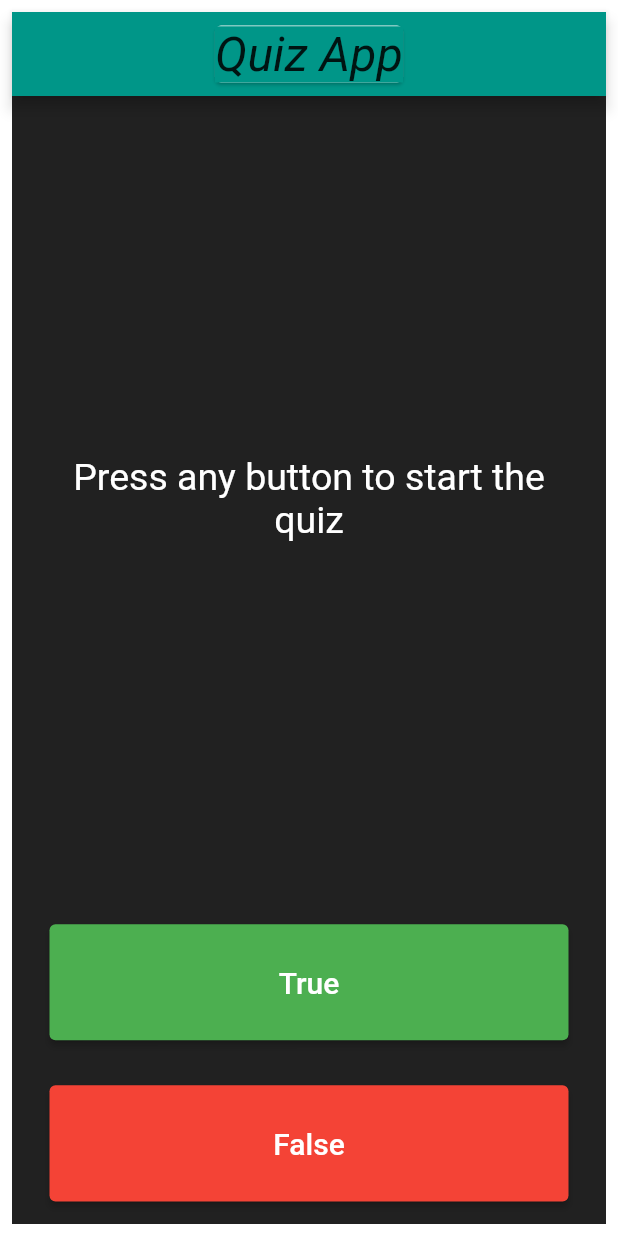
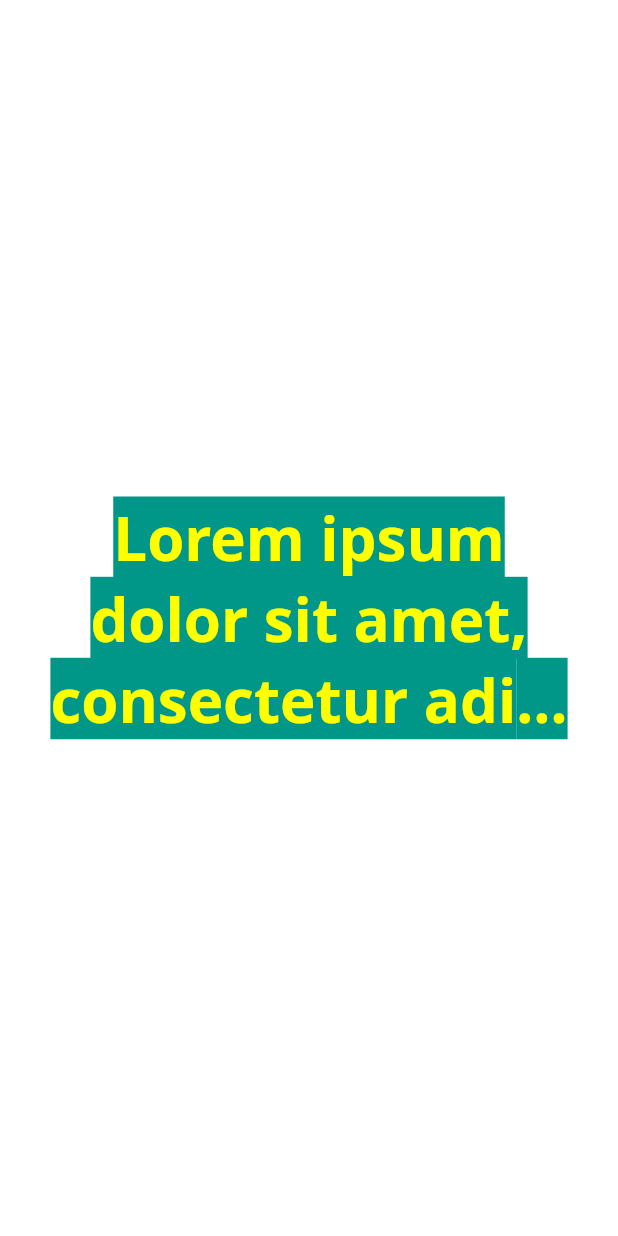
Before and after one commit to Varanasi-Software-Junction/VSJ-Flutter, a Flutter app: the screen it shows after launch, on a phone screen of 412 x 824 dp. Run offline on Flutter 3.47's test engine with Material 2 defaults, Android fonts, the phone set to English and light mode, and no system bars; Roboto replaces fonts that are missing (Open Sans).

Commit message:
Explaining Flutter Text

```diff
--- a/lib/main.dart
+++ b/lib/main.dart
@@ -1,192 +1,28 @@
-import 'dart:ui';
+import 'package:flutter/material.dart';
 
-import 'package:flutter/material.dart';
-import 'package:google_fonts/google_fonts.dart';
 void main() {
-  runApp(VSJQuizApp());
-}
+  runApp(
+    MaterialApp(
+      home: Center(
+        child: Padding(
+          padding: const EdgeInsets.all(30.0),
+          child: Text(
+            "Lorem ipsum dolor sit amet, \nconsectetur adipiscing elit, sed do eiusmod tempor incididunt ut labore et dolore magna aliqua. Ut enim ad minim veniam, quis nostrud exercitation ullamco laboris nisi ut aliquip ex ea commodo consequat. Duis aute irure dolor in reprehenderit in voluptate velit esse cillum dolore eu fugiat nulla pariatur. Excepteur sint occaecat cupidatat non proident, sunt in culpa qui officia deserunt mollit anim id est laborum",
+            maxLines: 3,
+            overflow: TextOverflow.ellipsis,
+            textAlign: TextAlign.center,
 
-class VSJQuizApp extends StatelessWidget {
-  @override
-  Widget build(BuildContext context) {
-    return MaterialApp(
-      debugShowCheckedModeBanner: false,
-      home: SafeArea(
-        child: Padding(
-          padding: const EdgeInsets.all(8.0),
-          child: Scaffold(
-            appBar: AppBar(
+            style: TextStyle(
+              decoration: TextDecoration.none,
               backgroundColor: Colors.teal,
-              title: Card(
-                borderOnForeground:  false,
-                  child: Text(
-                "Quiz App",
+                color: Colors.yellowAccent,
+                fontWeight: FontWeight.bold,
+                fontFamily: 'Open Sans',
 
-                style:
-
-                  GoogleFonts.robotoFlex( fontStyle: FontStyle.italic,fontSize: 32,backgroundColor: Colors.teal),
-
-              )),
-              centerTitle: true,
-            ),
-            backgroundColor: Colors.grey.shade900,
-            body: SafeArea(
-              child: Padding(
-                padding: EdgeInsets.symmetric(horizontal: 10.0),
-                child: VSJQuiz(),
-              ),
-            ),
+                fontSize: 40),
           ),
         ),
       ),
-    );
-  }
+    ),
+  );
 }
-
-class VSJQuiz extends StatefulWidget {
-  @override
-  _VSJQuizState createState() => _VSJQuizState();
-}
-
-class _VSJQuizState extends State<VSJQuiz> {
-  String currentquestiontext = "Press any button to start the quiz";
-  int questionno = -1;
-  int correctanswers = 0;
-  bool isTestOver = false;
-  List<Question> questions = [
-    new Question("C is a programming language? T/F", true),
-    new Question("C++ is not an object oriented language.. T/F", false),
-    new Question("Python has dictionary.. T/F", true),
-    new Question("Hukulganj is the capital of Japan T/F", false)
-  ];
-  Question? currentquestion;
-  List<Widget> scores = [];
-
-  void setQuestion(bool b) {
-    //isTestOver=false;
-    //questionno=-1;
-    //scores.clear();
-
-    if (isTestOver) return;
-
-    if (questionno == -1) {
-      questionno++;
-      currentquestion = questions[questionno];
-      currentquestiontext = currentquestion!.question;
-      return;
-    }
-
-    if (questionno >= questions.length - 1) {
-      addResult(b);
-      currentquestiontext = "Questions Over. Correct answers = $correctanswers";
-      isTestOver = true;
-      return;
-    }
-
-    addResult(b);
-    questionno++;
-    if (questionno <= questions.length - 1) {
-      currentquestion = questions[questionno];
-      currentquestiontext = currentquestion!.question;
-    }
-  }
-
-  void addResult(bool b) {
-    bool iscorrect = b == currentquestion!.correctAnswer;
-    //scores.clear();
-    if (iscorrect) {
-      correctanswers++;
-      scores.add(Icon(Icons.check, color: Colors.green));
-    } else {
-      scores.add(Icon(Icons.close, color: Colors.red));
-    }
-  }
-
-  @override
-  Widget build(BuildContext context) {
-    return Column(
-      mainAxisAlignment: MainAxisAlignment.spaceBetween,
-      crossAxisAlignment: CrossAxisAlignment.stretch,
-      children: <Widget>[
-        Expanded(
-          flex: 5,
-          child: Padding(
-            padding: EdgeInsets.all(10.0),
-            child: Center(
-              child: Text(
-                currentquestiontext,
-                textAlign: TextAlign.center,
-                style: TextStyle(
-                  fontSize: 25.0,
-                  color: Colors.white,
-                ),
-              ),
-            ),
-          ),
-        ),
-        Expanded(
-          child: Padding(
-            padding: EdgeInsets.all(15.0),
-            child: ElevatedButton(
-                style: ElevatedButton.styleFrom(
-                  primary: Colors.green,
-                  minimumSize: const Size.fromHeight(50),
-                ),
-                child: Text(
-                  'True',
-                  style: TextStyle(
-                    color: Colors.white,
-                    fontSize: 20.0,
-                  ),
-                ),
-                onPressed: () {
-                  print("Submitted True");
-                  setState(() {
-                    // addResult(true);
-                    setQuestion(true);
-                  });
-                }),
-          ),
-        ),
-        Expanded(
-          child: Padding(
-            padding: EdgeInsets.all(15.0),
-            child: ElevatedButton(
-              style: ElevatedButton.styleFrom(
-                primary: Colors.red,
-                minimumSize: const Size.fromHeight(50),
-              ),
-              child: Text(
-                'False',
-                style: TextStyle(
-                  fontSize: 20.0,
-                  color: Colors.white,
-                ),
-              ),
-              onPressed: () {
-                print("Submitted False");
-                setState(() {
-                  // addResult(false);
-                  setQuestion(false);
-                });
-              },
-            ),
-          ),
-        ),
-        Row(
-          children: scores,
-        ),
-      ],
-    );
-  }
-}
-
-class Question {
-  String question = "";
-  bool correctAnswer = false;
-
-  Question(String question, bool correctAnswer) {
-    this.question = question;
-    this.correctAnswer = correctAnswer;
-  }
-}
```
Also changed, not shown: img.png (added), pubspec.lock, 1 other file.
